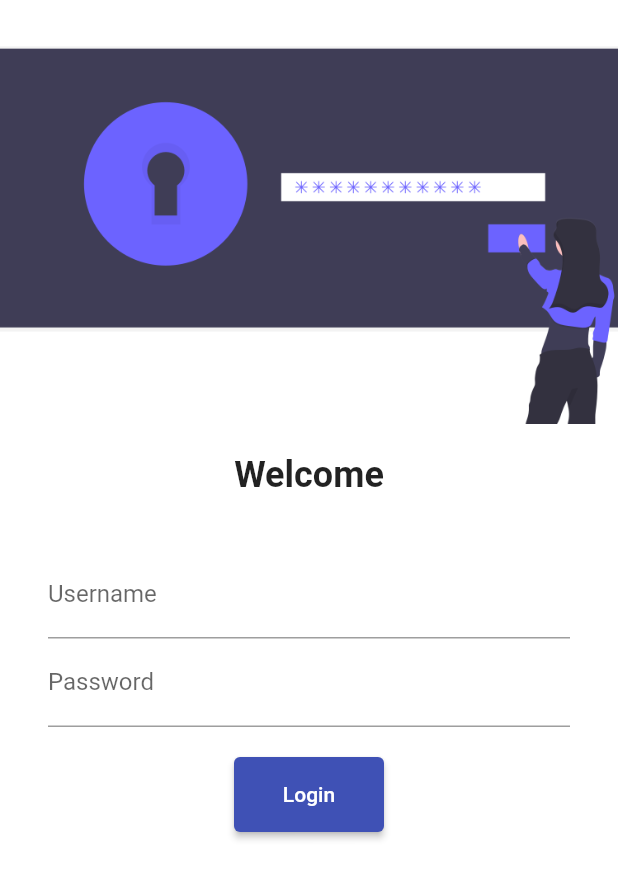
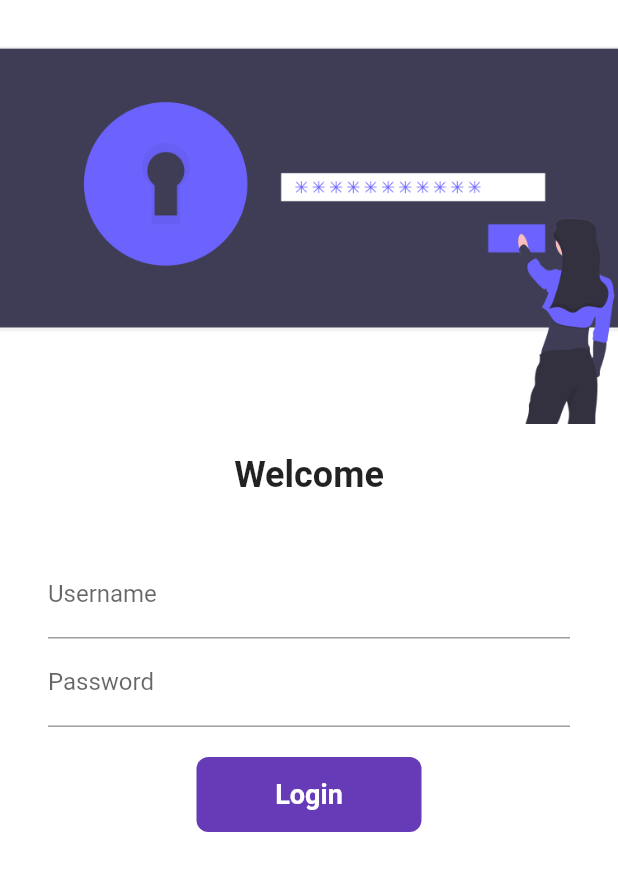
Before and after one commit to GaganSharma05/Items_Catalogue, a Flutter app: the screen it shows after launch, on a phone screen of 412 x 824 dp. Shown: the top 879 px of the screen. Run offline on Flutter 3.47's test engine with Material 2 defaults, Android fonts, the light colour scheme and no system bars.

Commit message:
login_page commit

```diff
--- a/lib/pages/login_page.dart
+++ b/lib/pages/login_page.dart
@@ -33,8 +33,7 @@ class _Login_PageState extends State<Login_Page> {
         color: Colors.white,
         child: SingleChildScrollView(
             child: Form(
-                child: Column(
-          children: [
+                child: Column(children: [
           Image.asset(
             "assets/images/Authentication.png",
             fit: BoxFit.cover,
@@ -90,18 +89,33 @@ class _Login_PageState extends State<Login_Page> {
                   SizedBox(
                     height: 20.0,
                   ),
-                  ElevatedButton(
-                    child: Text("Login"),
-                    style:
-                        TextButton.styleFrom(minimumSize: Size(100.00, 50.00)),
-                    onPressed: () {
-                      Navigator.pushNamed(context, MyRoutes.homeRoute);
-                    },
+                  Material(
+                    color: Colors.deepPurple,
+                    borderRadius: BorderRadius.circular(changeButton ? 50 : 8),
+                    child: InkWell(
+                      onTap: () => moveToHome(context),
+                      child: AnimatedContainer(
+                        duration: Duration(seconds: 1),
+                        width: changeButton ? 50 : 150,
+                        height: 50,
+                        alignment: Alignment.center,
+                        child: changeButton
+                            ? Icon(
+                                Icons.done,
+                                color: Colors.white,
                               )
-                ],
+                            : Text(
+                                "Login",
+                                style: TextStyle(
+                                    color: Colors.white,
+                                    fontWeight: FontWeight.bold,
+                                    fontSize: 18),
+                              ),
+                      ),
                     ),
                   )
                 ],
-        ))));
+              ))
+        ]))));
   }
 }
```
Lines whose indentation alone changed are shown as unchanged.
